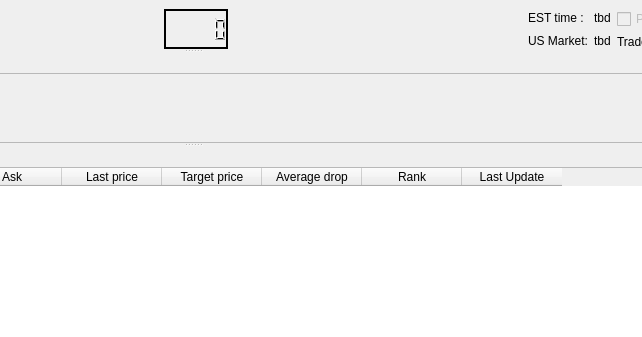
Before: the Qt Designer form UI/MainWindow.ui in colaisr/algotrader, drawn with Qt 5; both pictures show x 448 to 1090 and y 0 to 337 of the 1282 by 772 pixel window.
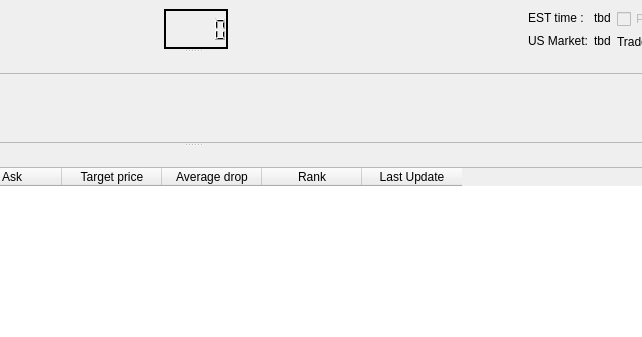
After: the same form once the commit is applied.

Commit message: last price removed from use

The edit to the form file:
```diff
--- a/UI/MainWindow.ui
+++ b/UI/MainWindow.ui
@@ -291,11 +291,6 @@
             <string>Ask</string>
            </property>
           </column>
-          <column>
-           <property name="text">
-            <string>Last price</string>
-           </property>
-          </column>
           <column>
            <property name="text">
             <string>Target price</string>
```
The commit also changes 5 other files.
